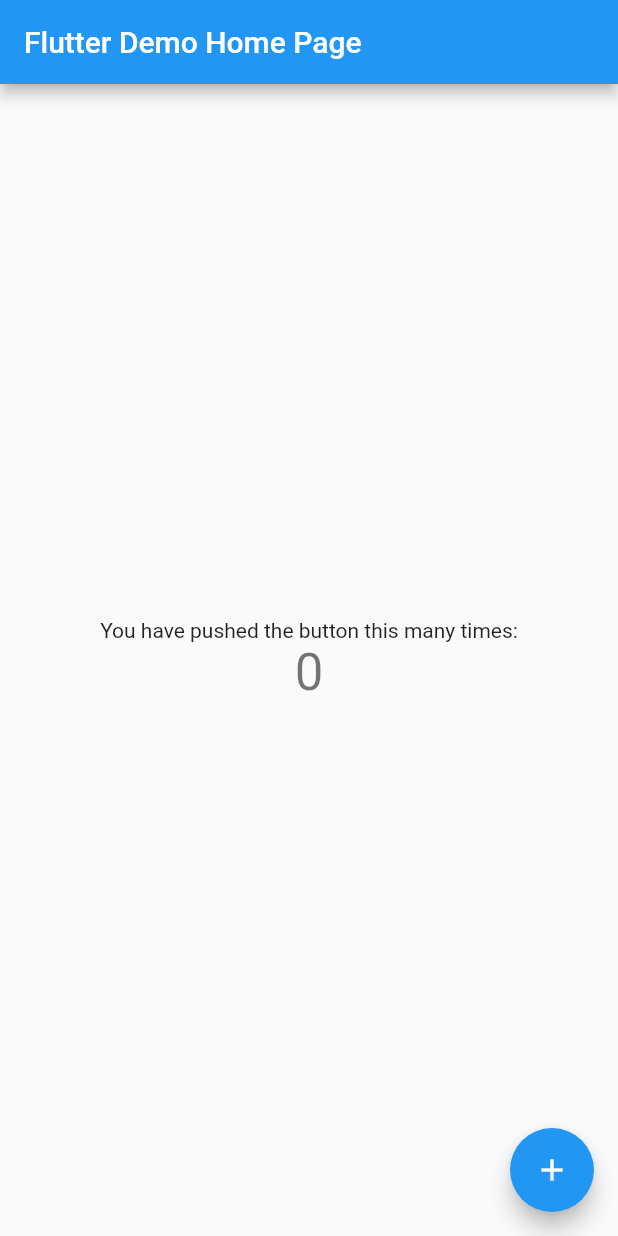
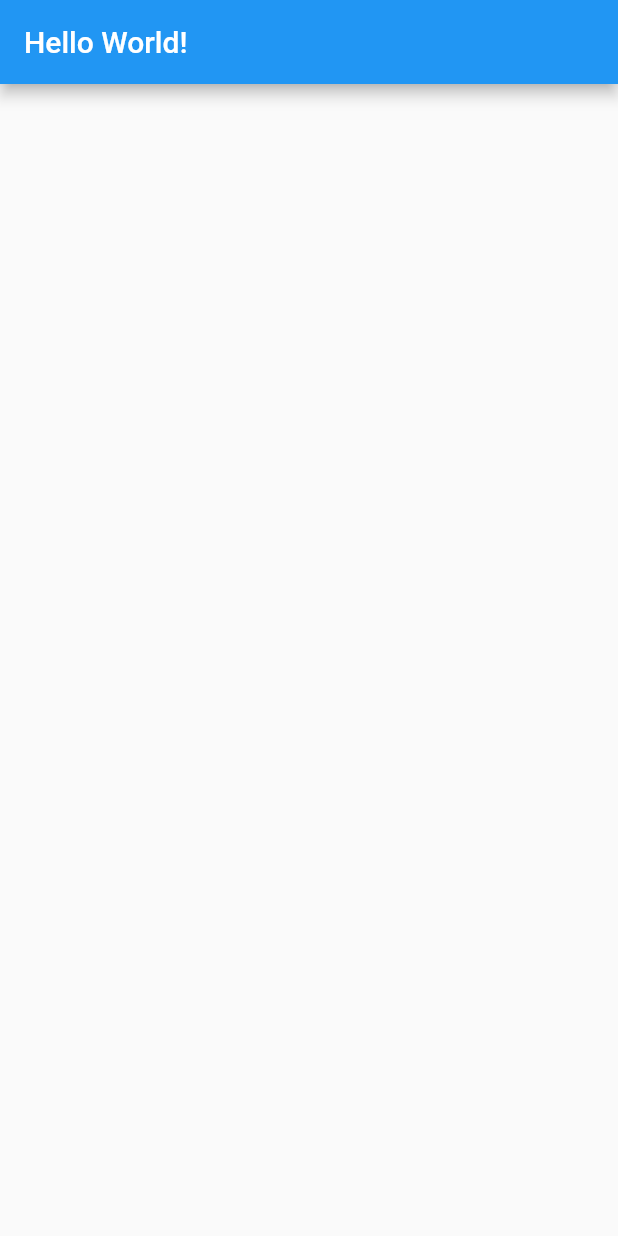
Before and after one commit to Open-Quran/quran, a Flutter app: the screen it shows after launch, on a phone screen of 412 x 824 dp. Run offline on Flutter 3.47's test engine with Material 2 defaults, Android fonts, the phone set to English and light mode, and no system bars; generated files the repository leaves out were written again.

Commit message:
localization and i18n configureted

```diff
--- /dev/null
+++ b/l10n.yaml
@@ -0,0 +1,3 @@
+arb-dir: lib/l10n
+template-arb-file: app_en.arb
+output-localization-file: app_localizations.dart
--- /dev/null
+++ b/lib/l10n/app_en.arb
@@ -0,0 +1,3 @@
+{
+    "helloWorld": "Hello World!"
+}
--- /dev/null
+++ b/lib/l10n/app_tr.arb
@@ -0,0 +1,3 @@
+{
+    "helloWorld": "Merhaba Dünya"
+}
--- a/lib/main.dart
+++ b/lib/main.dart
@@ -1,4 +1,7 @@
+import 'package:fabrikod_quran/screens/home_screen.dart';
 import 'package:flutter/material.dart';
+import 'package:flutter_localizations/flutter_localizations.dart';
+import 'package:flutter_gen/gen_l10n/app_localizations.dart';
 
 void main() {
   runApp(const MyApp());
@@ -7,109 +10,21 @@ void main() {
 class MyApp extends StatelessWidget {
   const MyApp({Key? key}) : super(key: key);
 
-  // This widget is the root of your application.
   @override
   Widget build(BuildContext context) {
     return MaterialApp(
       title: 'Flutter Demo',
+      localizationsDelegates: const [
+        AppLocalizations.delegate,
+        GlobalMaterialLocalizations.delegate,
+        GlobalWidgetsLocalizations.delegate,
+        GlobalCupertinoLocalizations.delegate,
+      ],
+      supportedLocales: AppLocalizations.supportedLocales,
       theme: ThemeData(
-        // This is the theme of your application.
-        //
-        // Try running your application with "flutter run". You'll see the
-        // application has a blue toolbar. Then, without quitting the app, try
-        // changing the primarySwatch below to Colors.green and then invoke
-        // "hot reload" (press "r" in the console where you ran "flutter run",
-        // or simply save your changes to "hot reload" in a Flutter IDE).
-        // Notice that the counter didn't reset back to zero; the application
-        // is not restarted.
         primarySwatch: Colors.blue,
       ),
-      home: const MyHomePage(title: 'Flutter Demo Home Page'),
+      home: const HomeScreen(),
     );
   }
 }
-
-class MyHomePage extends StatefulWidget {
-  const MyHomePage({Key? key, required this.title}) : super(key: key);
-
-  // This widget is the home page of your application. It is stateful, meaning
-  // that it has a State object (defined below) that contains fields that affect
-  // how it looks.
-
-  // This class is the configuration for the state. It holds the values (in this
-  // case the title) provided by the parent (in this case the App widget) and
-  // used by the build method of the State. Fields in a Widget subclass are
-  // always marked "final".
-
-  final String title;
-
-  @override
-  State<MyHomePage> createState() => _MyHomePageState();
-}
-
-class _MyHomePageState extends State<MyHomePage> {
-  int _counter = 0;
-
-  void _incrementCounter() {
-    setState(() {
-      // This call to setState tells the Flutter framework that something has
-      // changed in this State, which causes it to rerun the build method below
-      // so that the display can reflect the updated values. If we changed
-      // _counter without calling setState(), then the build method would not be
-      // called again, and so nothing would appear to happen.
-      _counter++;
-    });
-  }
-
-  @override
-  Widget build(BuildContext context) {
-    // This method is rerun every time setState is called, for instance as done
-    // by the _incrementCounter method above.
-    //
-    // The Flutter framework has been optimized to make rerunning build methods
-    // fast, so that you can just rebuild anything that needs updating rather
-    // than having to individually change instances of widgets.
-    return Scaffold(
-      appBar: AppBar(
-        // Here we take the value from the MyHomePage object that was created by
-        // the App.build method, and use it to set our appbar title.
-        title: Text(widget.title),
-      ),
-      body: Center(
-        // Center is a layout widget. It takes a single child and positions it
-        // in the middle of the parent.
-        child: Column(
-          // Column is also a layout widget. It takes a list of children and
-          // arranges them vertically. By default, it sizes itself to fit its
-          // children horizontally, and tries to be as tall as its parent.
-          //
-          // Invoke "debug painting" (press "p" in the console, choose the
-          // "Toggle Debug Paint" action from the Flutter Inspector in Android
-          // Studio, or the "Toggle Debug Paint" command in Visual Studio Code)
-          // to see the wireframe for each widget.
-          //
-          // Column has various properties to control how it sizes itself and
-          // how it positions its children. Here we use mainAxisAlignment to
-          // center the children vertically; the main axis here is the vertical
-          // axis because Columns are vertical (the cross axis would be
-          // horizontal).
-          mainAxisAlignment: MainAxisAlignment.center,
-          children: <Widget>[
-            const Text(
-              'You have pushed the button this many times:',
-            ),
-            Text(
-              '$_counter',
-              style: Theme.of(context).textTheme.headline4,
-            ),
-          ],
-        ),
-      ),
-      floatingActionButton: FloatingActionButton(
-        onPressed: _incrementCounter,
-        tooltip: 'Increment',
-        child: const Icon(Icons.add),
-      ), // This trailing comma makes auto-formatting nicer for build methods.
-    );
-  }
-}
--- /dev/null
+++ b/lib/screens/home_screen.dart
@@ -0,0 +1,20 @@
+import 'package:flutter/material.dart';
+import 'package:flutter_gen/gen_l10n/app_localizations.dart';
+
+class HomeScreen extends StatefulWidget {
+  const HomeScreen({super.key});
+
+  @override
+  State<HomeScreen> createState() => _HomeScreenState();
+}
+
+class _HomeScreenState extends State<HomeScreen> {
+  @override
+  Widget build(BuildContext context) {
+    return Scaffold(
+      appBar: AppBar(
+        title:  Text(AppLocalizations.of(context)!.helloWorld),
+      ),
+    );
+  }
+}
--- a/pubspec.yaml
+++ b/pubspec.yaml
@@ -17,7 +17,10 @@ environment:
 dependencies:
   flutter:
     sdk: flutter
-
+  flutter_localizations:
+    sdk: flutter
+  intl: ^0.17.0
+  provider: ^6.0.3
   cupertino_icons: ^1.0.2
   flutter_native_splash: ^2.2.10+1
 
@@ -37,6 +40,7 @@ dev_dependencies:
 
 # The following section is specific to Flutter packages.
 flutter:
+  generate: true
 
   # The following line ensures that the Material Icons font is
   # included with your application, so that you can use the icons in
```
